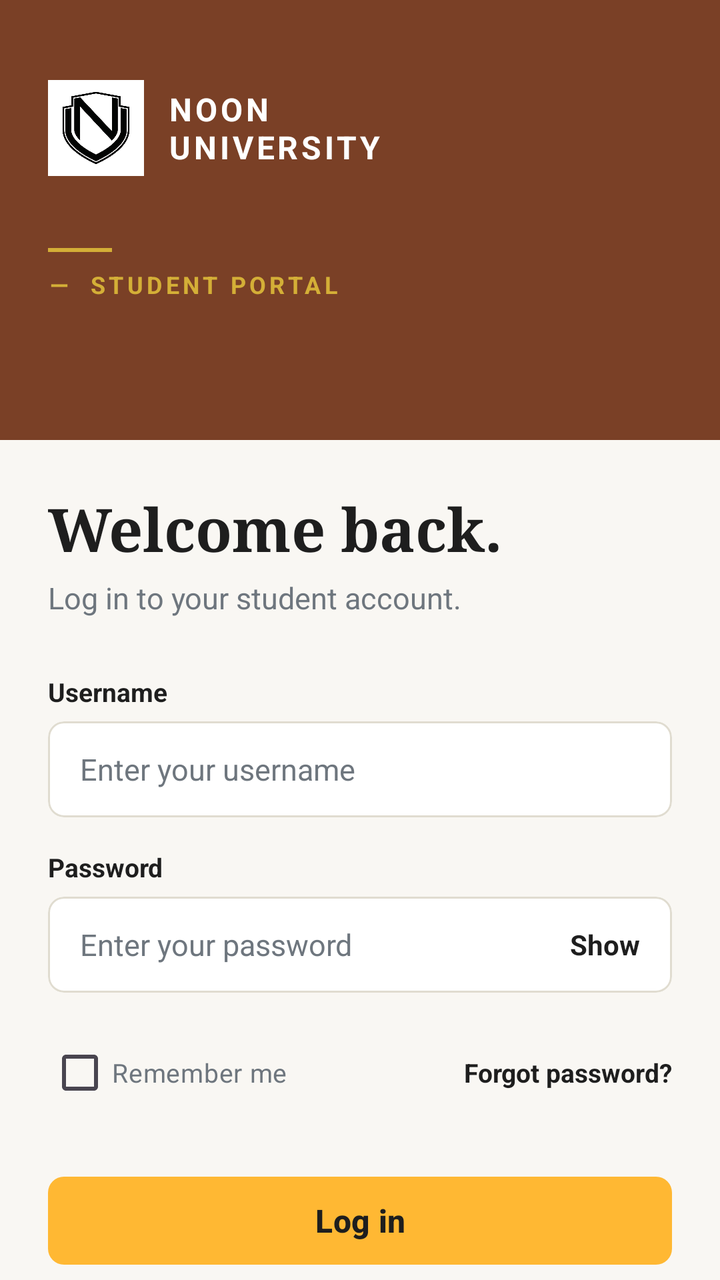
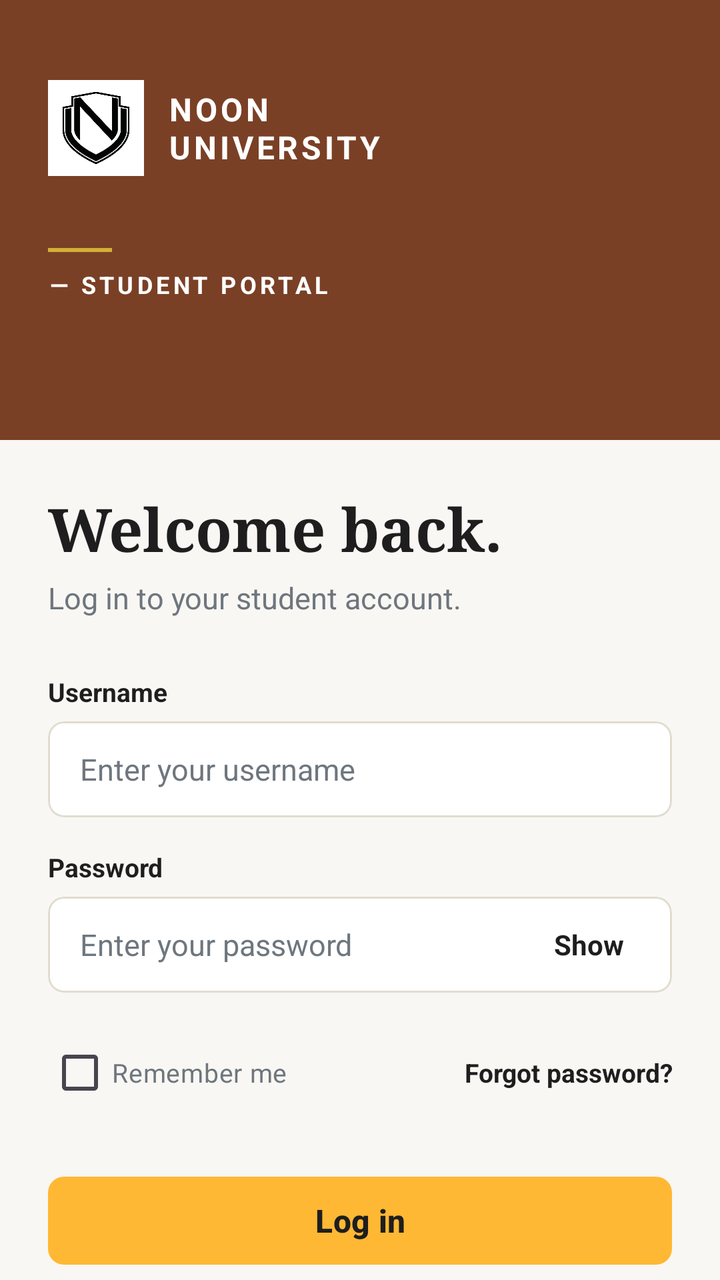

Two renders of the same Android screen: before a commit and after it. Below are the layout's source before the change and the commit's diff.
<!-- AndroidManifest.xml: application theme Theme.Verdeflor -->
<!-- res/layout/activity_main.xml -->
<?xml version="1.0" encoding="utf-8"?>
<androidx.constraintlayout.widget.ConstraintLayout xmlns:android="http://schemas.android.com/apk/res/android"
    xmlns:app="http://schemas.android.com/apk/res-auto"
    xmlns:tools="http://schemas.android.com/tools"
    android:id="@+id/main"
    android:layout_width="match_parent"
    android:layout_height="match_parent"
    android:background="@color/noon_cream"
    tools:context=".MainActivity">

    
    <LinearLayout
        android:id="@+id/headerLayout"
        android:layout_width="match_parent"
        android:layout_height="220dp"
        android:background="@color/noon_brown"
        android:orientation="vertical"
        android:padding="24dp"
        app:layout_constraintTop_toTopOf="parent">

        <LinearLayout
            android:layout_width="match_parent"
            android:layout_height="wrap_content"
            android:layout_marginTop="16dp"
            android:gravity="center_vertical"
            android:orientation="horizontal">

            <ImageView
                android:id="@+id/imageView"
                android:layout_width="48dp"
                android:layout_height="48dp"
                android:scaleType="centerInside"
                app:srcCompat="@drawable/images" />

            <TextView
                android:layout_width="wrap_content"
                android:layout_height="wrap_content"
                android:layout_marginStart="12dp"
                android:text="NOON\nUNIVERSITY"
                android:textColor="@color/white"
                android:textSize="16sp"
                android:textStyle="bold"
                android:letterSpacing="0.1" />
        </LinearLayout>

        <View
            android:layout_width="32dp"
            android:layout_height="2dp"
            android:layout_marginTop="36dp"
            android:background="@color/noon_gold" />

        <TextView
            android:layout_width="wrap_content"
            android:layout_height="wrap_content"
            android:layout_marginTop="8dp"
            android:text="—  STUDENT PORTAL"
            android:textColor="@color/noon_gold"
            android:textSize="12sp"
            android:textStyle="bold"
            android:letterSpacing="0.15" />
    </LinearLayout>

    
    <androidx.core.widget.NestedScrollView
        android:layout_width="match_parent"
        android:layout_height="0dp"
        android:background="@color/noon_cream"
        app:layout_constraintBottom_toBottomOf="parent"
        app:layout_constraintTop_toBottomOf="@id/headerLayout">

        <LinearLayout
            android:layout_width="match_parent"
            android:layout_height="wrap_content"
            android:orientation="vertical"
            android:padding="24dp">

            <TextView
                android:layout_width="match_parent"
                android:layout_height="wrap_content"
                android:fontFamily="serif"
                android:text="Welcome back."
                android:textColor="@color/noon_text_dark"
                android:textSize="30sp"
                android:textStyle="bold" />

            <TextView
                android:layout_width="match_parent"
                android:layout_height="wrap_content"
                android:layout_marginTop="4dp"
                android:text="Log in to your student account."
                android:textColor="@color/noon_text_muted"
                android:textSize="15sp" />

            
            <TextView
                android:layout_width="match_parent"
                android:layout_height="wrap_content"
                android:layout_marginTop="28dp"
                android:text="Username"
                android:textColor="@color/noon_text_dark"
                android:textSize="13sp"
                android:textStyle="bold" />

            <com.google.android.material.card.MaterialCardView
                android:layout_width="match_parent"
                android:layout_height="wrap_content"
                android:layout_marginTop="6dp"
                app:cardBackgroundColor="@color/white"
                app:cardCornerRadius="8dp"
                app:cardElevation="0dp"
                app:strokeColor="@color/noon_border"
                app:strokeWidth="1dp">

                <EditText
                    android:layout_width="match_parent"
                    android:layout_height="48dp"
                    android:background="@null"
                    android:hint="Enter your username"
                    android:inputType="textEmailAddress"
                    android:paddingHorizontal="16dp"
                    android:textColorHint="@color/noon_text_muted"
                    android:textSize="15sp" />
            </com.google.android.material.card.MaterialCardView>

            
            <TextView
                android:layout_width="match_parent"
                android:layout_height="wrap_content"
                android:layout_marginTop="16dp"
                android:text="Password"
                android:textColor="@color/noon_text_dark"
                android:textSize="13sp"
                android:textStyle="bold" />

            <com.google.android.material.card.MaterialCardView
                android:layout_width="match_parent"
                android:layout_height="wrap_content"
                android:layout_marginTop="6dp"
                app:cardBackgroundColor="@color/white"
                app:cardCornerRadius="8dp"
                app:cardElevation="0dp"
                app:strokeColor="@color/noon_border"
                app:strokeWidth="1dp">

                <LinearLayout
                    android:layout_width="match_parent"
                    android:layout_height="48dp"
                    android:gravity="center_vertical"
                    android:orientation="horizontal"
                    android:paddingHorizontal="16dp">

                    <EditText
                        android:layout_width="0dp"
                        android:layout_height="match_parent"
                        android:layout_weight="1"
                        android:background="@null"
                        android:hint="Enter your password"
                        android:inputType="textPassword"
                        android:textColorHint="@color/noon_text_muted"
                        android:textSize="15sp" />

                    <TextView
                        android:layout_width="wrap_content"
                        android:layout_height="wrap_content"
                        android:text="Show"
                        android:textColor="@color/noon_text_dark"
                        android:textSize="14sp"
                        android:textStyle="bold" />
                </LinearLayout>
            </com.google.android.material.card.MaterialCardView>

            
            <LinearLayout
                android:layout_width="match_parent"
                android:layout_height="wrap_content"
                android:layout_marginTop="16dp"
                android:gravity="center_vertical"
                android:orientation="horizontal">

                <CheckBox
                    android:layout_width="wrap_content"
                    android:layout_height="wrap_content"
                    android:text="Remember me"
                    android:textColor="@color/noon_text_muted"
                    android:textSize="13sp" />

                <View
                    android:layout_width="0dp"
                    android:layout_height="0dp"
                    android:layout_weight="1" />

                <TextView
                    android:layout_width="wrap_content"
                    android:layout_height="wrap_content"
                    android:text="Forgot password?"
                    android:textColor="@color/noon_text_dark"
                    android:textSize="13sp"
                    android:textStyle="bold" />
            </LinearLayout>

            
            <com.google.android.material.button.MaterialButton
                android:layout_width="match_parent"
                android:layout_height="52dp"
                android:layout_marginTop="24dp"
                android:text="Log in"
                android:textColor="@color/noon_text_dark"
                android:textSize="16sp"
                android:textStyle="bold"
                app:backgroundTint="@color/noon_button"
                app:cornerRadius="8dp"
                app:elevation="0dp" />

            
            <TextView
                android:layout_width="match_parent"
                android:layout_height="wrap_content"
                android:layout_marginTop="40dp"
                android:layout_marginBottom="24dp"
                android:text="© 2026 Noon University"
                android:textAlignment="center"
                android:textColor="@color/noon_text_muted"
                android:textSize="12sp" />

        </LinearLayout>
    </androidx.core.widget.NestedScrollView>

</androidx.constraintlayout.widget.ConstraintLayout>
<!-- resources referenced by this layout -->
<resources>
  <color name="noon_border">#E0DCD0</color>
  <color name="noon_brown">#7A4026</color>
  <color name="noon_button">#FFB833</color>
  <color name="noon_cream">#F9F7F3</color>
  <color name="noon_gold">#D4AF37</color>
  <color name="noon_text_dark">#1E1E1E</color>
  <color name="noon_text_muted">#6E767E</color>
  <color name="white">#FFFFFFFF</color>
  <!-- drawable images: png bitmap (drawable, 19443 bytes) -->
  <style name="Theme.Verdeflor" parent="Base.Theme.Verdeflor" />
  <style name="Base.Theme.Verdeflor" parent="Theme.Material3.DayNight.NoActionBar">
          
          
      </style>
</resources>

<!-- the commit's change to res/layout/activity_main.xml (unified diff, before → after) -->
@@ -29,6 +29,7 @@
                 android:id="@+id/imageView"
                 android:layout_width="48dp"
                 android:layout_height="48dp"
+                android:contentDescription="@string/logo_description"
                 android:scaleType="centerInside"
                 app:srcCompat="@drawable/images" />
 
@@ -36,11 +37,11 @@
                 android:layout_width="wrap_content"
                 android:layout_height="wrap_content"
                 android:layout_marginStart="12dp"
-                android:text="NOON\nUNIVERSITY"
+                android:letterSpacing="0.1"
+                android:text="@string/noon_university"
                 android:textColor="@color/white"
                 android:textSize="16sp"
-                android:textStyle="bold"
-                android:letterSpacing="0.1" />
+                android:textStyle="bold" />
         </LinearLayout>
 
         <View
@@ -53,11 +54,11 @@
             android:layout_width="wrap_content"
             android:layout_height="wrap_content"
             android:layout_marginTop="8dp"
-            android:text="—  STUDENT PORTAL"
-            android:textColor="@color/noon_gold"
+            android:letterSpacing="0.15"
+            android:text="@string/student_portal"
+            android:textColor="@color/white"
             android:textSize="12sp"
-            android:textStyle="bold"
-            android:letterSpacing="0.15" />
+            android:textStyle="bold" />
     </LinearLayout>
 
     
@@ -78,7 +79,7 @@
                 android:layout_width="match_parent"
                 android:layout_height="wrap_content"
                 android:fontFamily="serif"
-                android:text="Welcome back."
+                android:text="@string/welcome_back"
                 android:textColor="@color/noon_text_dark"
                 android:textSize="30sp"
                 android:textStyle="bold" />
@@ -87,7 +88,7 @@
                 android:layout_width="match_parent"
                 android:layout_height="wrap_content"
                 android:layout_marginTop="4dp"
-                android:text="Log in to your student account."
+                android:text="@string/login_subtitle"
                 android:textColor="@color/noon_text_muted"
                 android:textSize="15sp" />
 
@@ -96,7 +97,7 @@
                 android:layout_width="match_parent"
                 android:layout_height="wrap_content"
                 android:layout_marginTop="28dp"
-                android:text="Username"
+                android:text="@string/username"
                 android:textColor="@color/noon_text_dark"
                 android:textSize="13sp"
                 android:textStyle="bold" />
@@ -112,10 +113,12 @@
                 app:strokeWidth="1dp">
 
                 <EditText
+                    android:id="@+id/etUsername"
                     android:layout_width="match_parent"
                     android:layout_height="48dp"
+                    android:autofillHints="username"
                     android:background="@null"
-                    android:hint="Enter your username"
+                    android:hint="@string/username_hint"
                     android:inputType="textEmailAddress"
                     android:paddingHorizontal="16dp"
                     android:textColorHint="@color/noon_text_muted"
@@ -127,7 +130,7 @@
                 android:layout_width="match_parent"
                 android:layout_height="wrap_content"
                 android:layout_marginTop="16dp"
-                android:text="Password"
+                android:text="@string/password"
                 android:textColor="@color/noon_text_dark"
                 android:textSize="13sp"
                 android:textStyle="bold" />
@@ -150,19 +153,29 @@
                     android:paddingHorizontal="16dp">
 
                     <EditText
+                        android:id="@+id/etPassword"
                         android:layout_width="0dp"
                         android:layout_height="match_parent"
                         android:layout_weight="1"
+                        android:autofillHints="password"
                         android:background="@null"
-                        android:hint="Enter your password"
+                        android:hint="@string/password_hint"
                         android:inputType="textPassword"
                         android:textColorHint="@color/noon_text_muted"
                         android:textSize="15sp" />
 
                     <TextView
+                        android:id="@+id/tvTogglePassword"
                         android:layout_width="wrap_content"
                         android:layout_height="wrap_content"
-                        android:text="Show"
+                        android:minWidth="48dp"
+                        android:minHeight="48dp"
+                        android:gravity="center"
+                        android:background="?attr/selectableItemBackground"
+                        android:clickable="true"
+                        android:focusable="true"
+                        android:padding="8dp"
+                        android:text="@string/show"
                         android:textColor="@color/noon_text_dark"
                         android:textSize="14sp"
                         android:textStyle="bold" />
@@ -178,9 +191,10 @@
                 android:orientation="horizontal">
 
                 <CheckBox
+                    android:id="@+id/cbRememberMe"
                     android:layout_width="wrap_content"
                     android:layout_height="wrap_content"
-                    android:text="Remember me"
+                    android:text="@string/remember_me"
                     android:textColor="@color/noon_text_muted"
                     android:textSize="13sp" />
 
@@ -190,9 +204,13 @@
                     android:layout_weight="1" />
 
                 <TextView
+                    android:id="@+id/tvForgotPassword"
                     android:layout_width="wrap_content"
                     android:layout_height="wrap_content"
-                    android:text="Forgot password?"
+                    android:minWidth="48dp"
+                    android:minHeight="48dp"
+                    android:gravity="center"
+                    android:text="@string/forgot_password"
                     android:textColor="@color/noon_text_dark"
                     android:textSize="13sp"
                     android:textStyle="bold" />
@@ -200,10 +218,11 @@
 
             
             <com.google.android.material.button.MaterialButton
+                android:id="@+id/btnLogin"
                 android:layout_width="match_parent"
                 android:layout_height="52dp"
                 android:layout_marginTop="24dp"
-                android:text="Log in"
+                android:text="@string/login_button"
                 android:textColor="@color/noon_text_dark"
                 android:textSize="16sp"
                 android:textStyle="bold"
@@ -212,12 +231,47 @@
                 app:elevation="0dp" />
 
             
+            <com.google.android.material.card.MaterialCardView
+                android:layout_width="match_parent"
+                android:layout_height="wrap_content"
+                android:layout_marginTop="20dp"
+                app:cardBackgroundColor="#F5EFE6"
+                app:cardCornerRadius="8dp"
+                app:cardElevation="0dp"
+                app:strokeColor="@color/noon_border"
+                app:strokeWidth="1dp">
+
+                <LinearLayout
+                    android:layout_width="match_parent"
+                    android:layout_height="wrap_content"
+                    android:orientation="vertical"
+                    android:padding="12dp">
+
+                    <TextView
+                        android:layout_width="wrap_content"
+                        android:layout_height="wrap_content"
+                        android:text="@string/demo_credentials_title"
+                        android:textColor="@color/noon_brown"
+                        android:textSize="12sp"
+                        android:textStyle="bold" />
+
+                    <TextView
+                        android:layout_width="wrap_content"
+                        android:layout_height="wrap_content"
+                        android:layout_marginTop="2dp"
+                        android:text="@string/demo_credentials_text"
+                        android:textColor="@color/noon_text_dark"
+                        android:textSize="13sp" />
+                </LinearLayout>
+            </com.google.android.material.card.MaterialCardView>
+
+            
             <TextView
                 android:layout_width="match_parent"
                 android:layout_height="wrap_content"
                 android:layout_marginTop="40dp"
                 android:layout_marginBottom="24dp"
-                android:text="© 2026 Noon University"
+                android:text="@string/copyright_text"
                 android:textAlignment="center"
                 android:textColor="@color/noon_text_muted"
                 android:textSize="12sp" />
<!-- resource entries referenced after the edit -->
@@ -9,6 +9,22 @@
   <color name="noon_text_muted">#6E767E</color>
   <color name="white">#FFFFFFFF</color>
   <!-- drawable images: png bitmap (drawable, 19443 bytes) -->
+  <string name="copyright_text">© 2026 Noon University</string>
+  <string name="demo_credentials_text">Username: student  |  Password: password123</string>
+  <string name="demo_credentials_title">Demo Account Credentials:</string>
+  <string name="forgot_password">Forgot password?</string>
+  <string name="login_button">Log in</string>
+  <string name="login_subtitle">Log in to your student account.</string>
+  <string name="logo_description">Noon University Logo</string>
+  <string name="noon_university">NOON\nUNIVERSITY</string>
+  <string name="password">Password</string>
+  <string name="password_hint">Enter your password</string>
+  <string name="remember_me">Remember me</string>
+  <string name="show">Show</string>
+  <string name="student_portal">—  STUDENT PORTAL</string>
+  <string name="username">Username</string>
+  <string name="username_hint">Enter your username</string>
+  <string name="welcome_back">Welcome back.</string>
   <style name="Theme.Verdeflor" parent="Base.Theme.Verdeflor" />
   <style name="Base.Theme.Verdeflor" parent="Theme.Material3.DayNight.NoActionBar">
           
